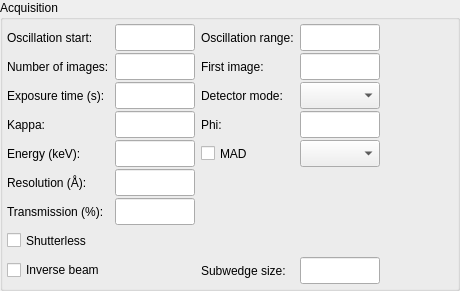
Above: Bricks/widgets/ui_files/Qt4_acquisition_widget_vertical_layout.ui from mxcube/mxcubeqt before the change. Below: the same form after it.
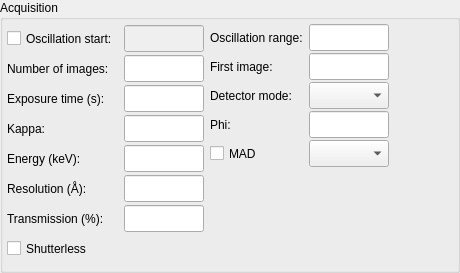
That is the form after the change.

The edit to the form file:
```diff
--- a/Bricks/widgets/ui_files/Qt4_acquisition_widget_vertical_layout.ui
+++ b/Bricks/widgets/ui_files/Qt4_acquisition_widget_vertical_layout.ui
@@ -7,7 +7,7 @@
     <x>0</x>
     <y>0</y>
     <width>460</width>
-    <height>291</height>
+    <height>273</height>
    </rect>
   </property>
   <property name="sizePolicy">
@@ -69,7 +69,7 @@
              <number>2</number>
             </property>
             <item>
-             <widget class="QLabel" name="osc_start_label">
+             <widget class="QCheckBox" name="osc_start_cbox">
               <property name="sizePolicy">
                <sizepolicy hsizetype="Preferred" vsizetype="Preferred">
                 <horstretch>0</horstretch>
@@ -247,34 +247,6 @@
               </property>
              </widget>
             </item>
-            <item>
-             <widget class="QCheckBox" name="inverse_beam_cbx">
-              <property name="sizePolicy">
-               <sizepolicy hsizetype="Fixed" vsizetype="Preferred">
-                <horstretch>0</horstretch>
-                <verstretch>0</verstretch>
-               </sizepolicy>
-              </property>
-              <property name="minimumSize">
-               <size>
-                <width>0</width>
-                <height>27</height>
-               </size>
-              </property>
-              <property name="maximumSize">
-               <size>
-                <width>150</width>
-                <height>16777215</height>
-               </size>
-              </property>
-              <property name="toolTip">
-               <string>Check to use inverse beam and specify subwedge size</string>
-              </property>
-              <property name="text">
-               <string>Inverse beam</string>
-              </property>
-             </widget>
-            </item>
            </layout>
           </item>
           <item>
@@ -284,6 +256,9 @@
             </property>
             <item>
              <widget class="QLineEdit" name="osc_start_ledit">
+              <property name="enabled">
+               <bool>false</bool>
+              </property>
               <property name="minimumSize">
                <size>
                 <width>80</width>
@@ -405,7 +380,7 @@
               <property name="sizeHint" stdset="0">
                <size>
                 <width>20</width>
-                <height>56</height>
+                <height>27</height>
                </size>
               </property>
              </spacer>
@@ -553,31 +528,6 @@
               </property>
              </spacer>
             </item>
-            <item>
-             <widget class="QLabel" name="subwedge_size_label">
-              <property name="minimumSize">
-               <size>
-                <width>0</width>
-                <height>27</height>
-               </size>
-              </property>
-              <property name="maximumSize">
-               <size>
-                <width>16777215</width>
-                <height>27</height>
-               </size>
-              </property>
-              <property name="toolTip">
-               <string>Check to use inverse beam and specify subwedge size</string>
-              </property>
-              <property name="text">
-               <string>Subwedge size:</string>
-              </property>
-              <property name="wordWrap">
-               <bool>false</bool>
-              </property>
-             </widget>
-            </item>
            </layout>
           </item>
           <item>
@@ -693,25 +643,6 @@
               </property>
              </spacer>
             </item>
-            <item>
-             <widget class="QLineEdit" name="subwedge_size_ledit">
-              <property name="minimumSize">
-               <size>
-                <width>80</width>
-                <height>27</height>
-               </size>
-              </property>
-              <property name="maximumSize">
-               <size>
-                <width>80</width>
-                <height>27</height>
-               </size>
-              </property>
-              <property name="toolTip">
-               <string>Check to use inverse beam and specify subwedge size</string>
-              </property>
-             </widget>
-            </item>
            </layout>
           </item>
          </layout>
```
